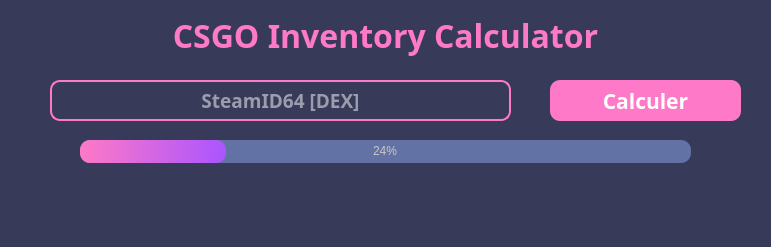
Qt form gui.ui (mouadessalim/CsgoValueCalculator) before a commit.
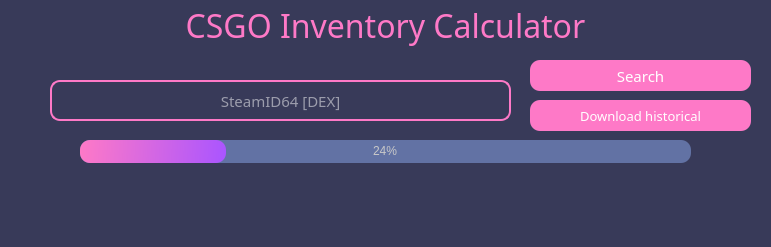
The same form after that commit.

```diff
--- a/gui.ui
+++ b/gui.ui
@@ -41,17 +41,17 @@
     <property name="geometry">
      <rect>
       <x>0</x>
-      <y>10</y>
+      <y>0</y>
       <width>771</width>
       <height>51</height>
      </rect>
     </property>
     <property name="font">
      <font>
-      <family>Montserrat</family>
+      <family>Impact</family>
       <pointsize>24</pointsize>
-      <weight>75</weight>
-      <bold>true</bold>
+      <weight>50</weight>
+      <bold>false</bold>
      </font>
     </property>
     <property name="styleSheet">
@@ -99,10 +99,10 @@
     </property>
     <property name="font">
      <font>
-      <family>Montserrat</family>
-      <pointsize>14</pointsize>
-      <weight>75</weight>
-      <bold>true</bold>
+      <family>Impact</family>
+      <pointsize>11</pointsize>
+      <weight>50</weight>
+      <bold>false</bold>
      </font>
     </property>
     <property name="mouseTracking">
@@ -126,18 +126,18 @@
    <widget class="QPushButton" name="pushButton">
     <property name="geometry">
      <rect>
-      <x>550</x>
-      <y>80</y>
-      <width>191</width>
-      <height>41</height>
+      <x>530</x>
+      <y>60</y>
+      <width>221</width>
+      <height>31</height>
      </rect>
     </property>
     <property name="font">
      <font>
-      <family>Montserrat</family>
-      <pointsize>16</pointsize>
-      <weight>75</weight>
-      <bold>true</bold>
+      <family>Impact</family>
+      <pointsize>11</pointsize>
+      <weight>50</weight>
+      <bold>false</bold>
      </font>
     </property>
     <property name="styleSheet">
@@ -158,7 +158,7 @@
 </string>
     </property>
     <property name="text">
-     <string>Calculer</string>
+     <string>Search</string>
     </property>
     <property name="checkable">
      <bool>false</bool>
@@ -194,16 +194,16 @@
    <widget class="QLabel" name="label_2">
     <property name="geometry">
      <rect>
-      <x>120</x>
+      <x>0</x>
       <y>180</y>
-      <width>531</width>
+      <width>771</width>
       <height>41</height>
      </rect>
     </property>
     <property name="font">
      <font>
       <family>Impact</family>
-      <pointsize>14</pointsize>
+      <pointsize>11</pointsize>
       <weight>50</weight>
       <bold>false</bold>
      </font>
@@ -230,6 +230,47 @@
      <set>Qt::LinksAccessibleByMouse</set>
     </property>
    </widget>
+   <widget class="QPushButton" name="pushButton_2">
+    <property name="geometry">
+     <rect>
+      <x>530</x>
+      <y>100</y>
+      <width>221</width>
+      <height>31</height>
+     </rect>
+    </property>
+    <property name="font">
+     <font>
+      <family>Impact</family>
+      <pointsize>10</pointsize>
+      <weight>50</weight>
+      <bold>false</bold>
+     </font>
+    </property>
+    <property name="styleSheet">
+     <string notr="true">QPushButton{
+
+	color: white;
+	background-color: #fe79c7;
+	border-radius: 10px
+	
+}
+
+QPushButton::pressed{
+
+	
+	background-color: rgb(170, 0, 255);
+
+}
+</string>
+    </property>
+    <property name="text">
+     <string>Download historical</string>
+    </property>
+    <property name="checkable">
+     <bool>false</bool>
+    </property>
+   </widget>
   </widget>
  </widget>
  <resources/>
```
